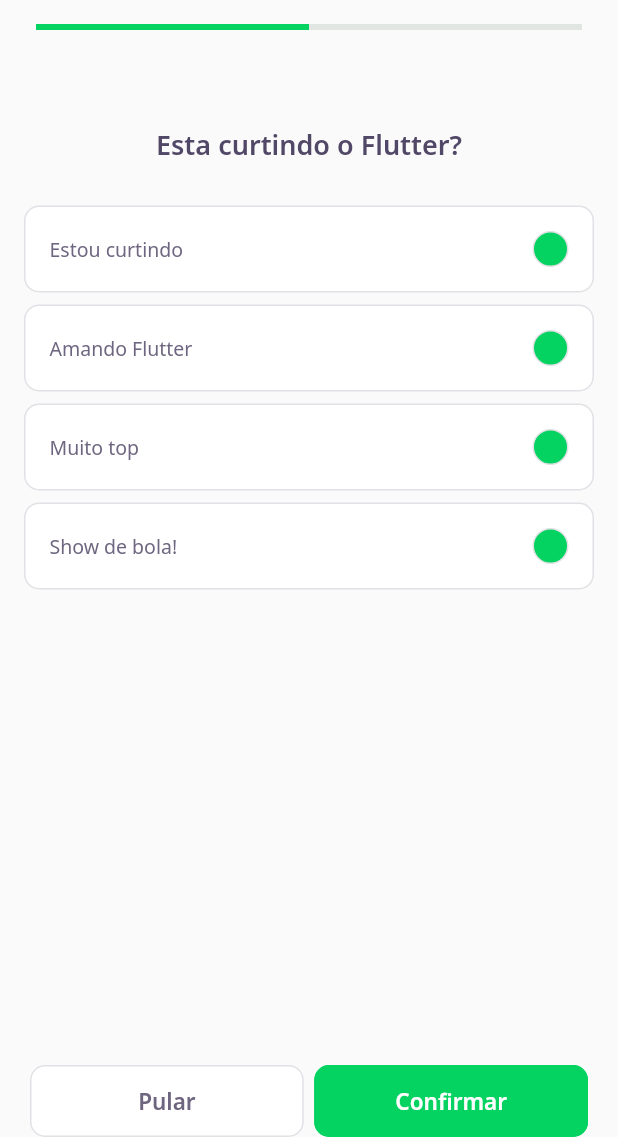
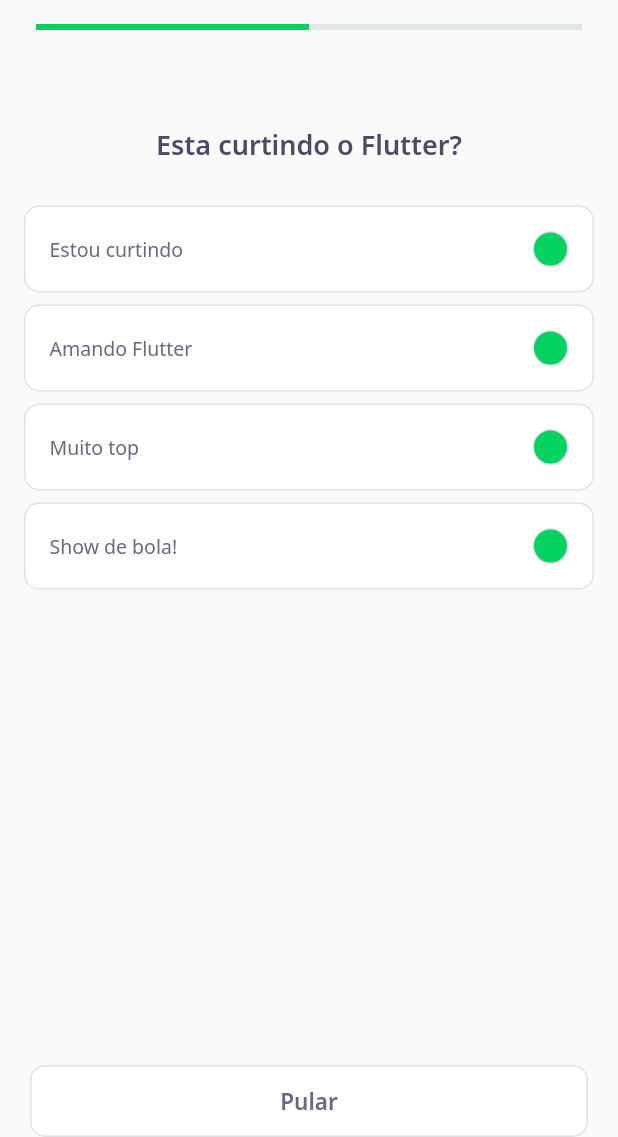
Before and after one commit to otaviohenrique1/nlw05, a Flutter app: the screen it shows after launch, after a tap on "NLW 5 Flutter", on a phone screen of 412 x 824 dp, the part 99-1236 px from its top. Run offline on Flutter 3.47's test engine with Material 2 defaults, Android fonts, the phone set to English and light mode, and no system bars; our stand-ins replace google_fonts; accounts and stored records are empty; network calls fail.

Commit message:
Commit 14 dos arquivos

```diff
--- a/devquiz/lib/challenge/challenge_page.dart
+++ b/devquiz/lib/challenge/challenge_page.dart
@@ -30,6 +30,15 @@
       controller.currentPage = pageController.page!.toInt() + 1;
     });
     super.initState();
+  }
+
+  void nextPage() {
+    if (controller.currentPage < widget.questions.length) {
+      pageController.nextPage(
+        duration: Duration(microseconds: 100),
+        curve: Curves.linear,
+      );
+    }
   }
 
   @override
@@ -65,6 +74,7 @@
             .map(
               (e) => QuizWidget(
                 question: e,
+                onChange: nextPage,
               ),
             )
             .toList(),
@@ -75,29 +85,29 @@
           padding: const EdgeInsets.symmetric(
             horizontal: 20,
           ),
-          child: Row(
+          child: ValueListenableBuilder<int>(
+            valueListenable: controller.currentPageNotifier,
+            builder: (context, value, child) => Row(
               mainAxisAlignment: MainAxisAlignment.spaceAround,
               children: [
+                if (value < widget.questions.length)
                   Expanded(
                     child: NextButtonWidget.white(
                       label: "Pular",
+                      onTap: nextPage,
+                    ),
+                  ),
+                if (value == widget.questions.length)
+                  Expanded(
+                    child: NextButtonWidget.green(
+                      label: "Confirmar",
                       onTap: () {
-                    pageController.nextPage(
-                        duration: Duration(microseconds: 100),
-                        curve: Curves.linear);
+                        Navigator.pop(context);
                       },
                     ),
                   ),
-              SizedBox(
-                width: 7,
+              ],
             ),
-              Expanded(
-                child: NextButtonWidget.green(
-                  label: "Confirmar",
-                  onTap: () {},
-                ),
-              ),
-            ],
           ),
         ),
       ),
--- a/devquiz/lib/challenge/widgets/awnser/awnser_widget.dart
+++ b/devquiz/lib/challenge/widgets/awnser/awnser_widget.dart
@@ -6,12 +6,14 @@
 class AwnserWidget extends StatelessWidget {
   final AwnserModel awnser;
   final bool isSelected;
+  final bool disabled;
   final VoidCallback onTap;
 
   AwnserWidget({
     Key? key,
     required this.awnser,
     this.isSelected = false,
+    this.disabled = false,
     required this.onTap,
   }) : super(key: key);
 
@@ -36,6 +38,8 @@
   Widget build(BuildContext context) {
     return Padding(
       padding: const EdgeInsets.symmetric(horizontal: 16, vertical: 4),
+      child: IgnorePointer(
+        ignoring: disabled,
         child: GestureDetector(
           onTap: onTap,
           child: Container(
@@ -45,7 +49,8 @@
               borderRadius: BorderRadius.circular(10),
               border: Border.fromBorderSide(
                 BorderSide(
-                color: isSelected ? _selectedBorderCardRight : AppColors.border,
+                  color:
+                      isSelected ? _selectedBorderCardRight : AppColors.border,
                 ),
               ),
             ),
@@ -55,18 +60,21 @@
                 Expanded(
                   child: Text(
                     awnser.title,
-                  style:
-                      isSelected ? _selectedTextStyleRight : AppTextStyles.body,
+                    style: isSelected
+                        ? _selectedTextStyleRight
+                        : AppTextStyles.body,
                   ),
                 ),
                 Container(
                   decoration: BoxDecoration(
-                  color: isSelected ? _selectedColorRight : AppColors.darkGreen,
+                    color:
+                        isSelected ? _selectedColorRight : AppColors.darkGreen,
                     borderRadius: BorderRadius.circular(500),
                     border: Border.fromBorderSide(
                       BorderSide(
-                      color:
-                          isSelected ? _selectedBorderRight : AppColors.border,
+                        color: isSelected
+                            ? _selectedBorderRight
+                            : AppColors.border,
                       ),
                     ),
                   ),
@@ -84,6 +92,7 @@
             ),
           ),
         ),
+      ),
     );
   }
 }
--- a/devquiz/lib/challenge/widgets/quiz/quiz_controller.dart
+++ /dev/null
@@ -1,3 +0,0 @@
-class QuizController {
-  var indexSelected = 0;
-}
--- a/devquiz/lib/challenge/widgets/quiz/quiz_widget.dart
+++ b/devquiz/lib/challenge/widgets/quiz/quiz_widget.dart
@@ -1,13 +1,18 @@
-import 'package:devquiz/shared/models/awnser_model.dart';
-import 'package:flutter/material.dart';
 import 'package:devquiz/challenge/widgets/awnser/awnser_widget.dart';
 import 'package:devquiz/core/app_text_styles.dart';
+import 'package:devquiz/shared/models/awnser_model.dart';
 import 'package:devquiz/shared/models/question_model.dart';
+import 'package:flutter/material.dart';
 
 class QuizWidget extends StatefulWidget {
   final QuestionModel question;
+  final VoidCallback onChange;
 
-  QuizWidget({Key? key, required this.question}) : super(key: key);
+  QuizWidget({
+    Key? key,
+    required this.question,
+    required this.onChange,
+  }) : super(key: key);
 
   @override
   _QuizWidgetState createState() => _QuizWidgetState();
@@ -36,10 +41,13 @@
           for (var i = 0; i < widget.question.awnsers.length; i++)
             AwnserWidget(
               awnser: awnser(i),
+              disabled: indexSelected != -1,
               isSelected: indexSelected == i,
               onTap: () {
                 indexSelected = i;
                 setState(() {});
+                Future.delayed(Duration(seconds: 1))
+                    .then((value) => widget.onChange());
               },
             )
           // ...widget.question.awnsers
--- a/devquiz/lib/main.dart
+++ b/devquiz/lib/main.dart
@@ -6,5 +6,5 @@
 }
 
 /*
-Trilha-Flutter -> Aula04 -> Tempo Video -> 01:21:18
+Trilha-Flutter -> Aula05 -> Tempo Video -> 00:00:00
 */
```
Lines whose indentation alone changed are shown as unchanged.
